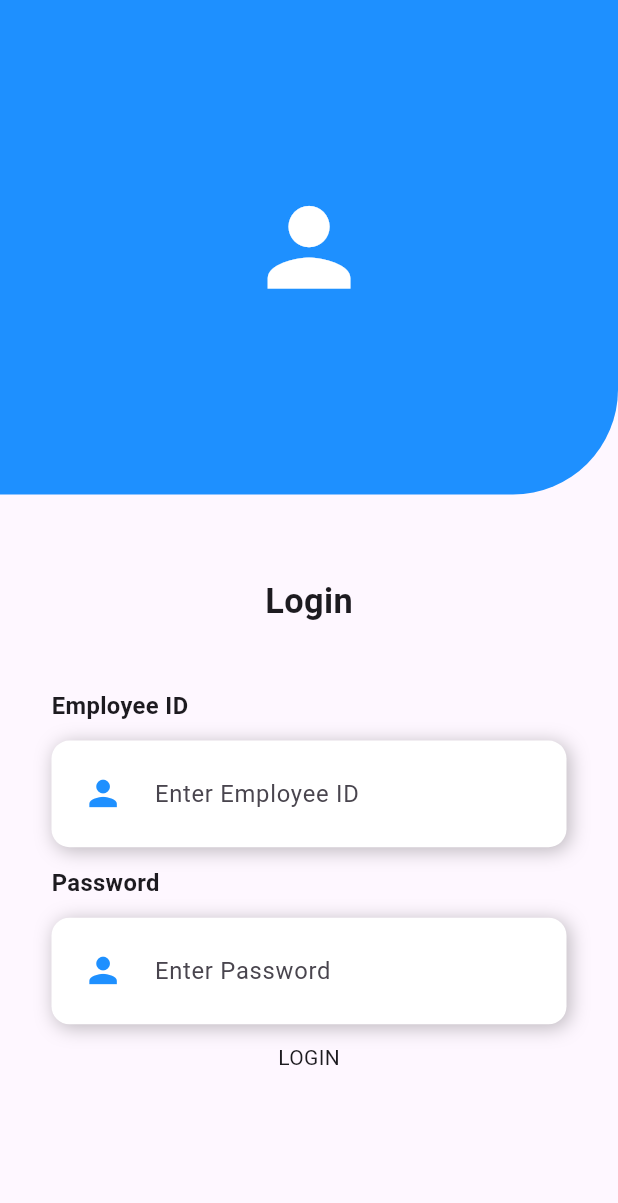
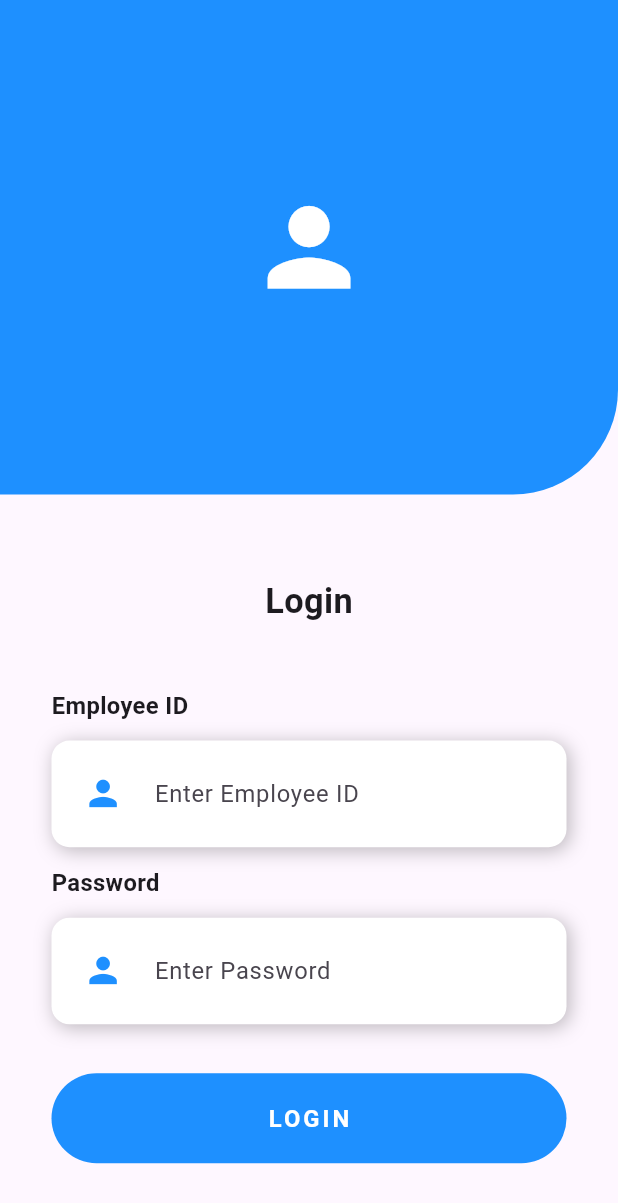
Before and after one commit to HuzaifaHassan/payrooll, a Flutter app: the screen it shows after launch, on a phone screen of 412 x 824 dp. Shown: the top 1203 px of the screen. Run offline on Flutter 3.47's test engine with Material 3 defaults, Android fonts, the phone set to English and light mode, and no system bars; our stand-ins replace firebase_core, flutter_keyboard_visibility; accounts and stored records are empty.

Commit message:
Merge remote-tracking branch 'origin/master'
# Conflicts:
#	lib/loginscreen.dart

```diff
--- a/lib/loginscreen.dart
+++ b/lib/loginscreen.dart
@@ -1,4 +1,5 @@
 import 'package:flutter/material.dart';
+import 'package:flutter_keyboard_visibility/flutter_keyboard_visibility.dart';
 
 class LoginScreen extends StatefulWidget {
   const LoginScreen({super.key});
@@ -8,6 +9,7 @@ class LoginScreen extends StatefulWidget {
 }
 
 class _LoginScreenState extends State<LoginScreen> {
+
   TextEditingController idController_ = TextEditingController();
   TextEditingController passwordController_ = TextEditingController();
   double screenHeight_ = 0;
@@ -16,6 +18,9 @@ class _LoginScreenState extends State<LoginScreen> {
 
   @override
   Widget build(BuildContext context) {
+    final bool isKeyboardVisible = KeyboardVisibilityProvider.isKeyboardVisible(context);
+
+
     screenHeight_ = MediaQuery
         .of(context)
         .size
@@ -27,9 +32,10 @@ class _LoginScreenState extends State<LoginScreen> {
 
 
     return Scaffold(
+      resizeToAvoidBottomInset: false,
       body: Column(
         children: [
-          Container(
+          isKeyboardVisible ? const SizedBox()  : Container(
             height: screenHeight_ / 2.5,
             width: screenWidth_,
             decoration: BoxDecoration(
@@ -53,7 +59,7 @@ class _LoginScreenState extends State<LoginScreen> {
               bottom: screenHeight_ / 20,
             ),
             child: Text(
-                'Login',
+                 'Login',
                 style: TextStyle(
                   fontSize: screenWidth_ / 18,
                   fontWeight: FontWeight.bold,
@@ -73,8 +79,25 @@ class _LoginScreenState extends State<LoginScreen> {
                 FieldTitle("Password"),
                 customField("Enter Password", passwordController_),
                 Container(
+                  height: 60,
+                  width: screenWidth_,
+                  margin: EdgeInsets.only(
+                    top: screenHeight_ / 40,
+                  ),
+                  decoration: BoxDecoration(color: primary_,
+                  borderRadius: const BorderRadius.all( Radius.circular(30)),
+
+                  ),
                   child: Center(
-                    child: Text("LOGIN")
+                    child: Text("LOGIN",
+                      style: TextStyle(
+                        color: Colors.white,
+                        fontSize: screenWidth_ / 26,
+                        fontWeight: FontWeight.bold,
+                        letterSpacing: 2,
+                      ),
+                    ),
+
                   ),
                 ),
               ],
--- a/lib/main.dart
+++ b/lib/main.dart
@@ -1,5 +1,6 @@
 import 'package:firebase_core/firebase_core.dart';
 import 'package:flutter/material.dart';
+import 'package:flutter_keyboard_visibility/flutter_keyboard_visibility.dart';
 import 'package:payrooll/loginscreen.dart';
 
 Future<void> main() async {
@@ -17,12 +18,15 @@ class MyApp extends StatelessWidget {
   @override
   Widget build(BuildContext context) {
     return MaterialApp(
+      debugShowCheckedModeBanner: false,
       title: '',
       theme: ThemeData(
 
         colorScheme: ColorScheme.fromSeed(seedColor: Colors.deepPurple),
       ),
-      home: const LoginScreen(),
+      home: const KeyboardVisibilityProvider(
+        child: const LoginScreen(),
+      ),
     );
   }
 }
--- a/pubspec.yaml
+++ b/pubspec.yaml
@@ -34,7 +34,8 @@ dependencies:
   # The following adds the Cupertino Icons font to your application.
   # Use with the CupertinoIcons class for iOS style icons.
   cupertino_icons: ^1.0.8
-
+  flutter_keyboard_visibility: ^6.0.0
+  #flutter_keyboard_visibility: ^6.0.0
 dev_dependencies:
   flutter_test:
     sdk: flutter
```
Also changed, not shown: pubspec.lock, 1 other file.
